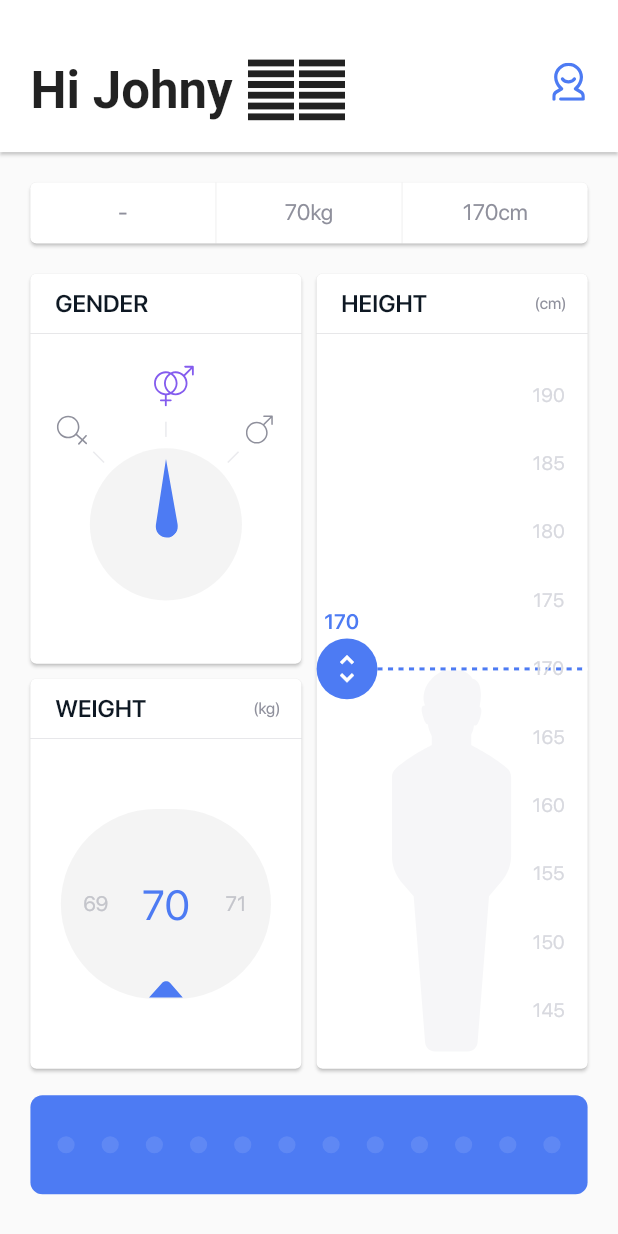
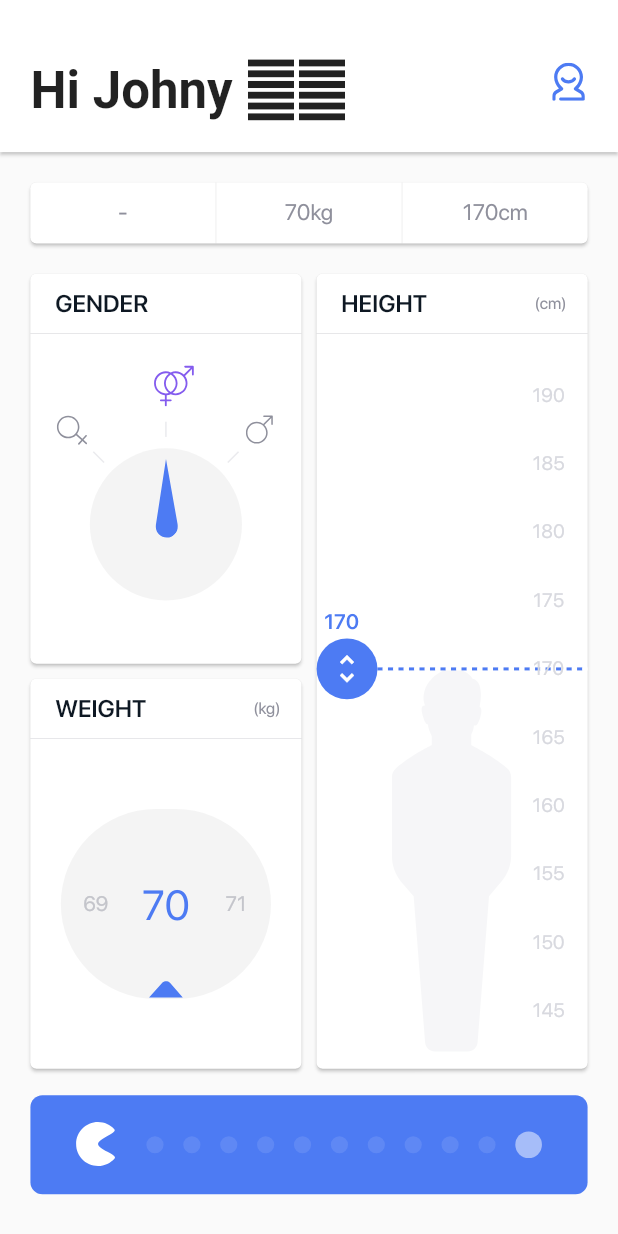
Before and after one commit to MarcinusX/bmi_calculator, a Flutter app: the screen it shows after launch, on a phone screen of 412 x 824 dp. Run offline on Flutter 3.47's test engine with Material 2 defaults, Android fonts, the phone set to English and light mode, and no system bars; our stand-ins replace flutter_svg; project files that could hold a hidden picture were left out.

Commit message:
Added pacman icon

```diff
--- a/lib/input_page/pacman_slider.dart
+++ b/lib/input_page/pacman_slider.dart
@@ -2,6 +2,7 @@ import 'dart:async';
 
 import 'package:bmi_calculator/widget_utils.dart';
 import 'package:flutter/material.dart';
+import 'package:flutter_svg/flutter_svg.dart';
 
 class PacManSlider extends StatefulWidget {
   @override
@@ -10,7 +11,7 @@ class PacManSlider extends StatefulWidget {
 
 class _PacManSliderState extends State<PacManSlider>
     with TickerProviderStateMixin {
-  final int numberOfDots = 12;
+  final int numberOfDots = 10;
   AnimationController hintAnimationController;
 
   @override
@@ -19,7 +20,6 @@ class _PacManSliderState extends State<PacManSlider>
     _initHintAnimationController();
     hintAnimationController.forward();
   }
-
 
   @override
   void dispose() {
@@ -50,14 +50,41 @@ class _PacManSliderState extends State<PacManSlider>
         borderRadius: BorderRadius.all(Radius.circular(8.0)),
         color: Theme.of(context).primaryColor,
       ),
-      child: _drawDots(),
+      child: Padding(
+        padding: EdgeInsets.symmetric(
+          horizontal: screenAwareSize(24.0, context),
+        ),
+        child: Row(
+          children: <Widget>[
+            _drawPacman(),
+            Expanded(child: _drawDots()),
+          ],
+        ),
+      ),
+    );
+  }
+
+  Widget _drawPacman() {
+    return Padding(
+      padding: EdgeInsets.only(
+        right: screenAwareSize(16.0, context),
+      ),
+      child: SvgPicture.asset(
+        'images/pacman.svg',
+        height: screenAwareSize(25.0, context),
+        width: screenAwareSize(21.0, context),
+      ),
     );
   }
 
   Widget _drawDots() {
     return Row(
-      mainAxisAlignment: MainAxisAlignment.spaceEvenly,
-      children: List.generate(numberOfDots, _generateDot),
+      mainAxisAlignment: MainAxisAlignment.spaceBetween,
+      children: List.generate(numberOfDots, _generateDot)
+        ..add(Opacity(
+          opacity: 0.5,
+          child: _drawStaticDot(14.0),
+        )),
     );
   }
 
@@ -69,13 +96,17 @@ class _PacManSliderState extends State<PacManSlider>
             opacity: _dotAnimationToOpacity(opacityAnimation),
             child: child,
           ),
-      child: Container(
-        height: screenAwareSize(9.0, context),
-        width: screenAwareSize(9.0, context),
+      child: _drawStaticDot(9.0),
+    );
+  }
+
+  Widget _drawStaticDot(double size) {
+    return Container(
+      height: screenAwareSize(size, context),
+      width: screenAwareSize(size, context),
       decoration: BoxDecoration(
         shape: BoxShape.circle,
         color: Colors.white,
-        ),
       ),
     );
   }
@@ -104,7 +135,7 @@ class _PacManSliderState extends State<PacManSlider>
       return maxOpacity;
     } else {
       //dot gets darker
-      return minOpacity + maxOpacity * (3.0 - animation.value);
+      return minOpacity + (maxOpacity - minOpacity) * (3.0 - animation.value);
     }
   }
 }
```
Also changed, not shown: images/pacman.svg (added). Lines whose indentation alone changed are shown as unchanged.
